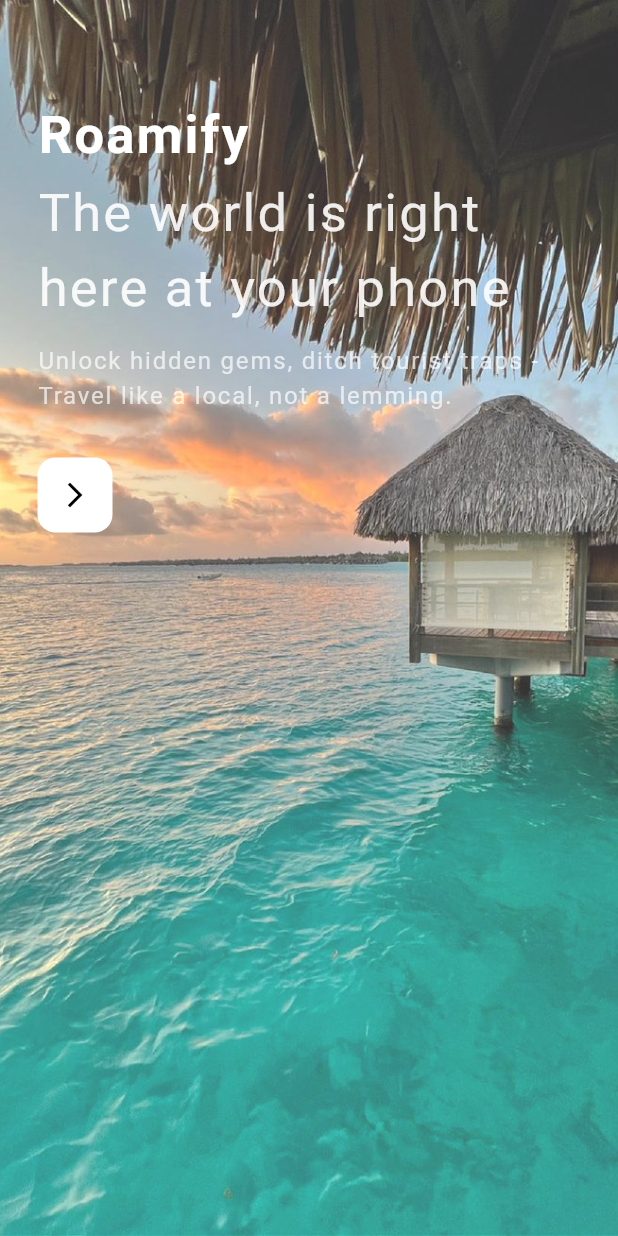
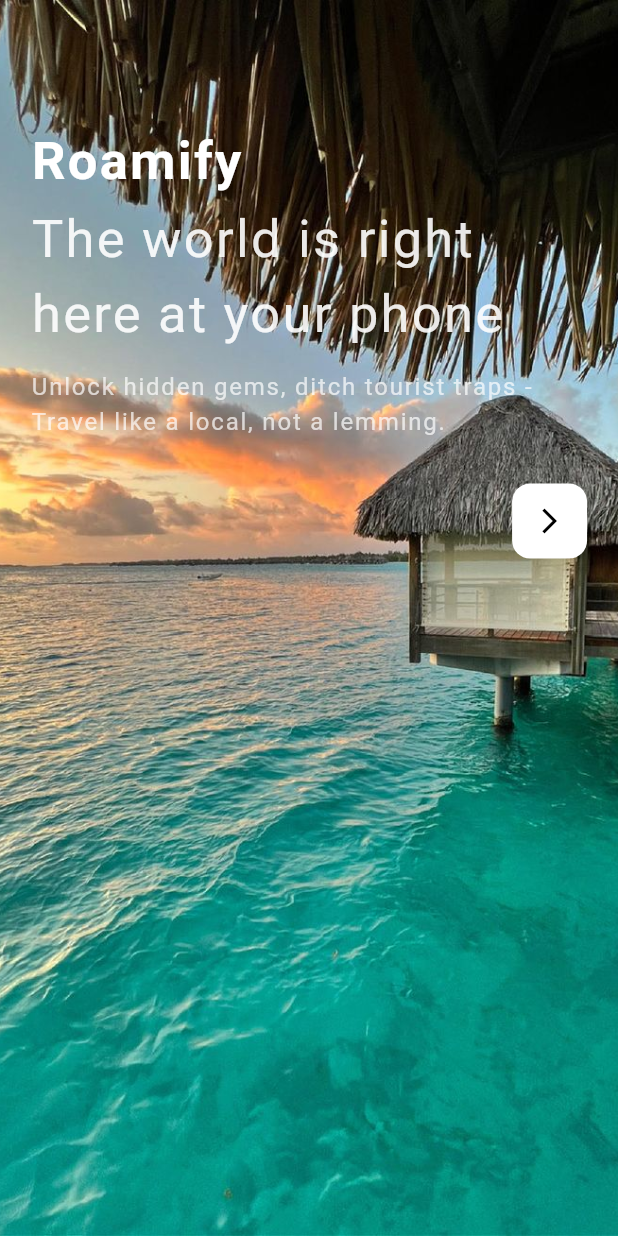
Before and after one commit to SiratSabir78/roamify, a Flutter app: the screen it shows once a user with an empty profile is signed in, on a phone screen of 412 x 824 dp. Run offline on Flutter 3.47's test engine with Material 3 defaults, Android fonts, the phone set to English and light mode, and no system bars; our stand-ins replace cloud_firestore, curved_navigation_bar, firebase_auth, firebase_core, firebase_storage, get and 1 more; accounts and stored records are empty.

Commit message:
Adjust background image

```diff
--- a/lib/screens/welcome_screen.dart
+++ b/lib/screens/welcome_screen.dart
@@ -1,23 +1,34 @@
 import 'package:flutter/material.dart';
 import 'package:roamify/screens/home_screen.dart';
-
 
 class WelcomeScreen extends StatelessWidget {
   const WelcomeScreen({super.key});
 
   @override
   Widget build(BuildContext context) {
-    return Container(
+    // Get the screen size
+    final size = MediaQuery.of(context).size;
+
+    return Scaffold(
+      body: Container(
+        width: size.width,
+        height: size.height,
         decoration: BoxDecoration(
           image: DecorationImage(
             image: AssetImage("images/bgwelcomeScreen.jpeg"),
-                fit: BoxFit.cover,
-                opacity: 0.8)),
+            fit: BoxFit.cover, // Ensures the image covers the entire container
+          ),
+        ),
         child: Material(
           color: Colors.transparent,
           child: SafeArea(
             child: Padding(
-              padding: EdgeInsets.symmetric(vertical: 65, horizontal: 25),
+              padding: EdgeInsets.symmetric(
+                vertical: size.height *
+                    0.1, // Adjust vertical padding based on screen height
+                horizontal: size.width *
+                    0.05, // Adjust horizontal padding based on screen width
+              ),
               child: Column(
                 crossAxisAlignment: CrossAxisAlignment.start,
                 children: [
@@ -50,13 +61,17 @@ class WelcomeScreen extends StatelessWidget {
                     ),
                   ),
                   SizedBox(height: 30),
-                  InkWell(
+                  Align(
+                    alignment: Alignment
+                        .bottomRight, // Align the button to the bottom right
+                    child: InkWell(
                       onTap: () {
                         Navigator.push(
                           context,
                           MaterialPageRoute(
                             builder: (context) => HomePage(),
-                          ));
+                          ),
+                        );
                       },
                       child: Ink(
                         padding: EdgeInsets.all(15),
@@ -71,11 +86,14 @@ class WelcomeScreen extends StatelessWidget {
                         ),
                       ),
                     ),
+                  ),
                   SizedBox(height: 20),
                 ],
               ),
             ),
           ),
-        ));
+        ),
+      ),
+    );
   }
 }
```
Lines whose indentation alone changed are shown as unchanged.
